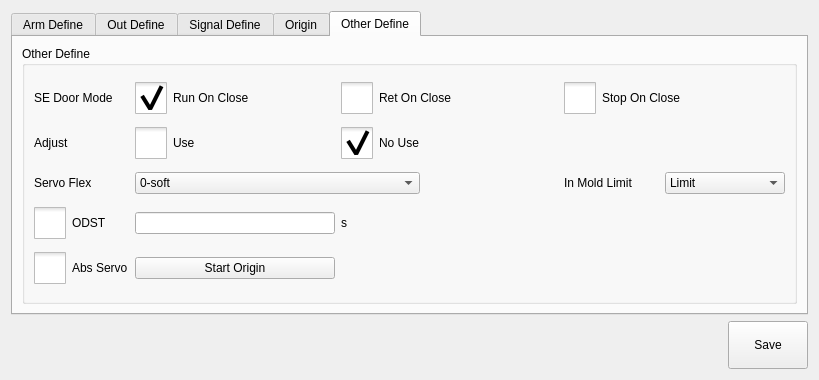
Old version of the form hcsettings/icstructdefineframe.ui in the repository dongdong-2009/3-5AxisRobot.
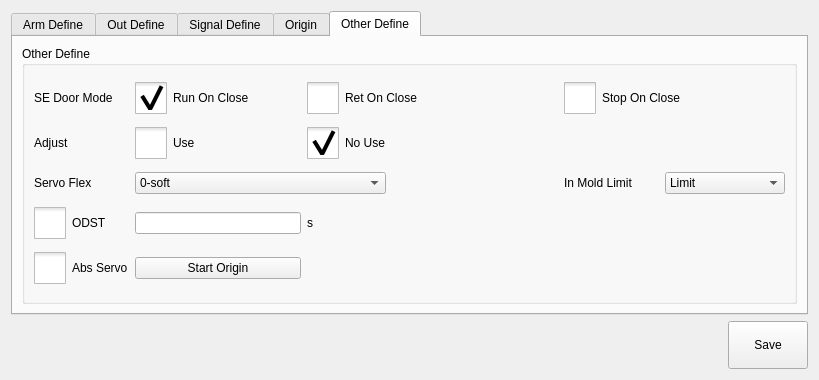
New version of the form. The open tabs and pages were chosen to show the change. Icons and pictures are not drawn. Custom widgets are drawn as their Qt base class.

Commit message: 1.修改结构

What changed in the file:
```diff
--- a/hcsettings/icstructdefineframe.ui
+++ b/hcsettings/icstructdefineframe.ui
@@ -2513,7 +2513,7 @@
            <widget class="QCheckBox" name="sedM2">
             <property name="minimumSize">
              <size>
-              <width>200</width>
+              <width>140</width>
               <height>0</height>
              </size>
             </property>
@@ -2605,7 +2605,7 @@
            <widget class="QCheckBox" name="sedM1">
             <property name="minimumSize">
              <size>
-              <width>200</width>
+              <width>140</width>
               <height>0</height>
              </size>
             </property>
```
Left out of the diff: 10 changed lines with no effect on the pictures.
